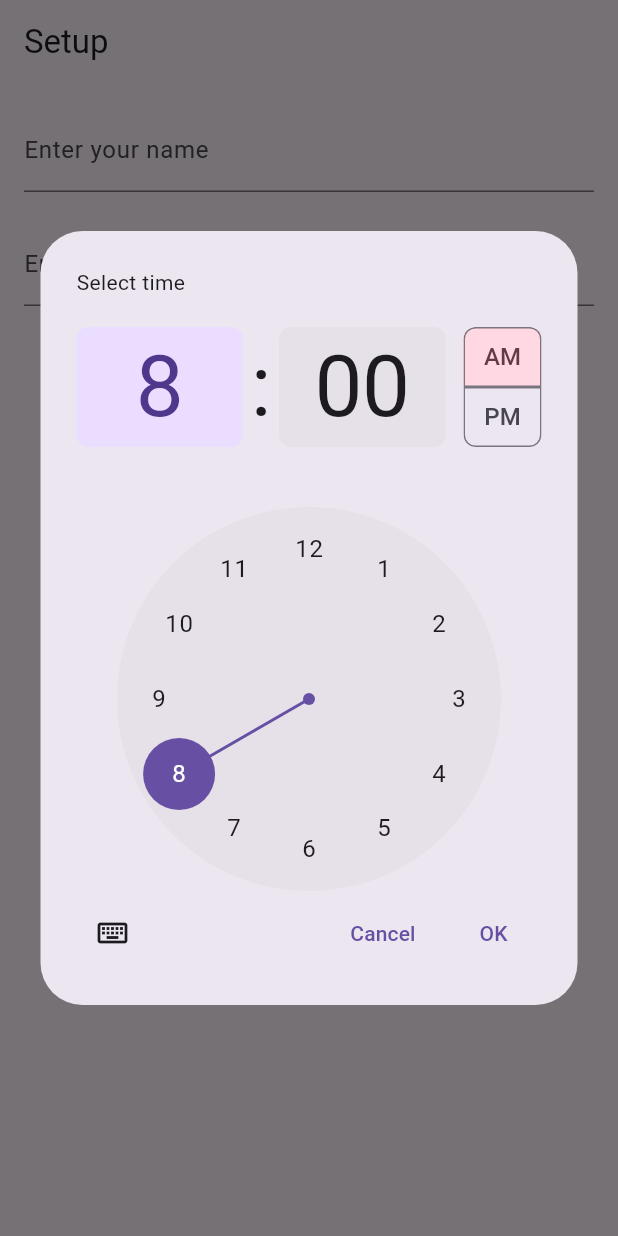
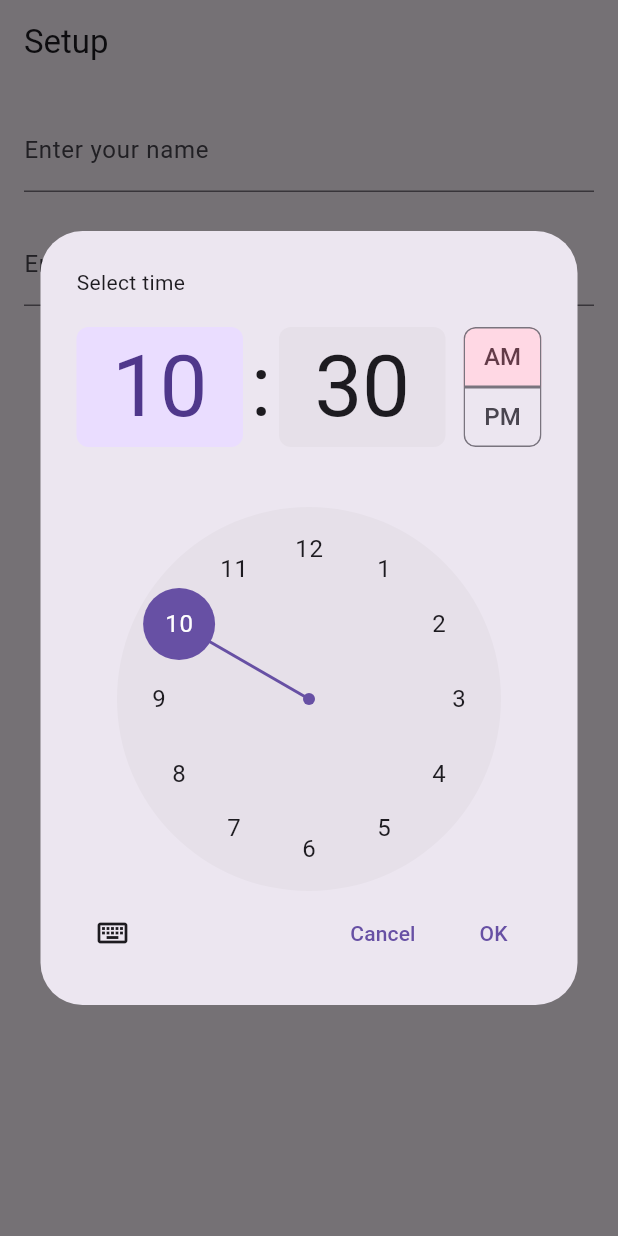
Before and after one commit to Rutvikraval1/Weight-Tracker, a Flutter app: the screen it shows after launch, after a tap on "Record Weight", on a phone screen of 412 x 824 dp. Run offline on Flutter 3.47's test engine with Material 3 defaults, Android fonts, the phone set to English and light mode, and no system bars; our stand-ins replace bloc, flutter_bloc, flutter_local_notifications, sqflite, timezone; accounts and stored records are empty.

Commit message:
current time

```diff
--- a/lib/screen/homeScreen.dart
+++ b/lib/screen/homeScreen.dart
@@ -89,15 +89,15 @@ class WeightTrackerScreen extends StatelessWidget {
             FocusScope.of(context).requestFocus(FocusNode());
             TimeOfDay? time = await showTimePicker(
               context: context,
-              initialTime: const TimeOfDay(hour: 8, minute: 0),
+              initialTime:  TimeOfDay.now(),
             );
             if (time != null) {
               try{
                 double weight = double.parse(weightController.text);
                 context.read<TrackerBloc>().add(RecordWeight(weight,time,nameController.text));
                 context.read<TrackerBloc>().add(SaveUserData(nameController.text, time));
-
                 weightController.clear();
+                nameController.clear();
               }catch(e){
                 print(e);
                 ScaffoldMessenger.of(context).showSnackBar( SnackBar(
```
